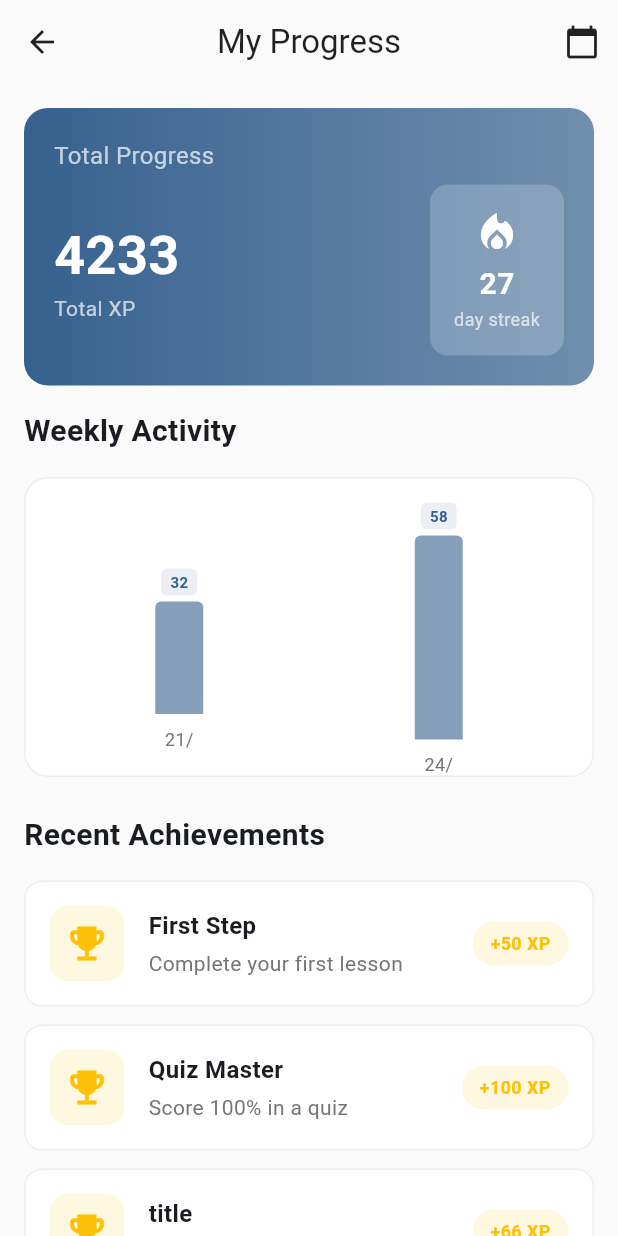
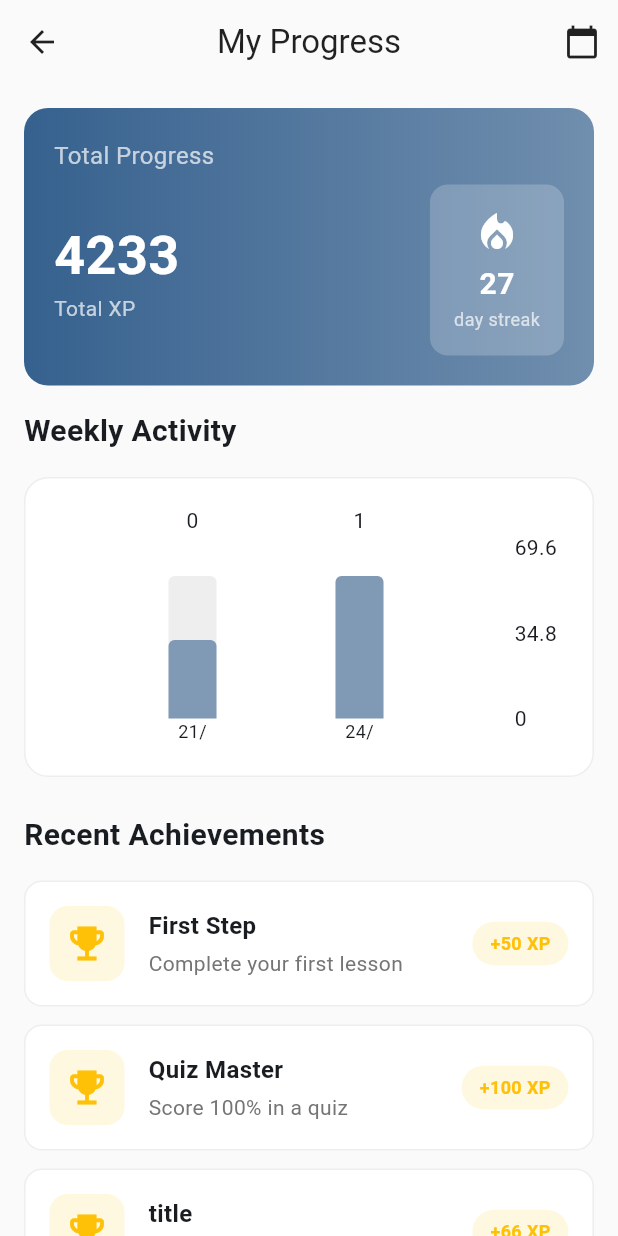
Before and after one commit to hr-shuvo/ezdu, a Flutter app: the ProfileView screen opened directly, on a phone screen of 412 x 824 dp. Run offline on Flutter 3.47's test engine with Material 3 defaults, Android fonts, the phone set to English and light mode, and no system bars; drawn by our look-alikes of fl_chart; our stand-ins replace dio, equatable, flutter_bloc, fpdart, get_it.

Commit message:
add progress | xp chart - fl chart

```diff
--- a/lib/features/profile/presentation/pages/profile_page.dart
+++ b/lib/features/profile/presentation/pages/profile_page.dart
@@ -2,9 +2,10 @@
 import 'package:ezdu/features/profile/domain/entities/achievement.dart';
 import 'package:ezdu/features/profile/domain/entities/progress.dart';
 import 'package:ezdu/features/profile/presentation/bloc/profile_bloc.dart';
-import 'package:ezdu/features/profile/presentation/widgets/progress_chart.dart';
 import 'package:flutter/material.dart';
 import 'package:flutter_bloc/flutter_bloc.dart';
+
+import '../widgets/xp_bar_chart.dart';
 
 class ProfilePage extends StatelessWidget {
   const ProfilePage({super.key});
@@ -108,9 +109,8 @@
                       ),
                     ),
                     const SizedBox(height: 16),
-                    ProgressChart(data: progress.weeklyData),
+                    XPBarChart(data: progress.weeklyData),
                     const SizedBox(height: 24),
-
                     // Achievements
                     const Text(
                       'Recent Achievements',
--- a/lib/features/profile/presentation/widgets/progress_chart.dart
+++ /dev/null
@@ -1,86 +0,0 @@
-import 'package:ezdu/features/profile/domain/entities/progress.dart';
-import 'package:flutter/material.dart';
-
-class ProgressChart extends StatelessWidget{
-  const ProgressChart({super.key, required this.data});
-
-  final List<DailyProgress> data;
-
-  @override
-  Widget build(BuildContext context) {
-    final maxXP = data.map((e) => e.xp).reduce((a, b) => a > b ? a : b);
-    const containerHeight = 200.0;
-    const verticalPadding = 16.0 * 2; // top + bottom
-    const textHeight = 20.0 + 12.0; // xp text + day text
-    final availableBarHeight = containerHeight - verticalPadding - textHeight;
-
-    return Container(
-      height: containerHeight,
-      padding: const EdgeInsets.all(16),
-      decoration: BoxDecoration(
-        color: Colors.white,
-        borderRadius: BorderRadius.circular(16),
-        border: Border.all(color: Colors.grey.shade200),
-      ),
-      child: Row(
-        mainAxisAlignment: MainAxisAlignment.spaceAround,
-        crossAxisAlignment: CrossAxisAlignment.end,
-        children: data.map((daily) {
-          final barHeight = maxXP > 0 ? (daily.xp / maxXP) * availableBarHeight : 0.0;
-          final isToday = daily.day == 'Today';
-
-          return Column(
-            mainAxisAlignment: MainAxisAlignment.end,
-            children: [
-              // XP label on top
-              if (daily.xp > 0)
-                Container(
-                  padding: const EdgeInsets.symmetric(horizontal: 6, vertical: 2),
-                  margin: const EdgeInsets.only(bottom: 4),
-                  decoration: BoxDecoration(
-                    color: Theme.of(context).primaryColor.withOpacity(0.1),
-                    borderRadius: BorderRadius.circular(4),
-                  ),
-                  child: Text(
-                    '${daily.xp}',
-                    style: TextStyle(
-                      fontSize: 10,
-                      fontWeight: FontWeight.bold,
-                      color: Theme.of(context).primaryColor,
-                    ),
-                  ),
-                ),
-
-              // Bar
-              Container(
-                width: 32,
-                height: barHeight,
-                decoration: BoxDecoration(
-                  color: isToday
-                      ? Theme.of(context).primaryColor
-                      : Theme.of(context).primaryColor.withOpacity(0.6),
-                  borderRadius: const BorderRadius.vertical(
-                    top: Radius.circular(4),
-                  ),
-                ),
-              ),
-
-              const SizedBox(height: 8),
-
-              // Day label
-              Text(
-                daily.day.substring(0, 3),
-                style: TextStyle(
-                  fontSize: 12,
-                  fontWeight: isToday ? FontWeight.bold : FontWeight.normal,
-                  color: isToday ? Theme.of(context).primaryColor : Colors.grey[600],
-                ),
-              ),
-            ],
-          );
-        }).toList(),
-      ),
-    );
-  }
-
-}
--- /dev/null
+++ b/lib/features/profile/presentation/widgets/xp_bar_chart.dart
@@ -0,0 +1,76 @@
+import 'package:ezdu/features/profile/domain/entities/progress.dart';
+import 'package:fl_chart/fl_chart.dart';
+import 'package:flutter/material.dart';
+
+class XPBarChart extends StatelessWidget {
+  const XPBarChart({super.key, required this.data});
+
+  final List<DailyProgress> data;
+
+  @override
+  Widget build(BuildContext context) {
+    if (data.isEmpty) return const SizedBox();
+
+    final maxXP = data.map((e) => e.xp).reduce((a, b) => a > b ? a : b);
+
+    return Container(
+      height: 200,
+      padding: const EdgeInsets.all(16),
+      decoration: BoxDecoration(
+        color: Colors.white,
+        borderRadius: BorderRadius.circular(16),
+        border: Border.all(color: Colors.grey.shade200),
+      ),
+      child: BarChart(
+        BarChartData(
+          maxY: maxXP.toDouble() * 1.2,
+          // leave some space for labels
+          barGroups: data.asMap().entries.map((entry) {
+            final index = entry.key;
+            final daily = entry.value;
+            final isToday = daily.day == 'Today';
+
+            return BarChartGroupData(
+              x: index,
+              barRods: [
+                BarChartRodData(
+                  toY: daily.xp.toDouble(),
+                  width: 32,
+                  color: isToday
+                      ? Theme.of(context).primaryColor
+                      : Theme.of(context).primaryColor.withOpacity(0.6),
+                  borderRadius: const BorderRadius.vertical(
+                    top: Radius.circular(4),
+                  ),
+                  backDrawRodData: BackgroundBarChartRodData(
+                    show: true,
+                    toY: maxXP.toDouble(),
+                    color: Colors.grey.shade200,
+                  ),
+                ),
+              ],
+            );
+          }).toList(),
+          titlesData: FlTitlesData(
+            bottomTitles: AxisTitles(
+              sideTitles: SideTitles(
+                showTitles: true,
+                getTitlesWidget: (value, meta) {
+                  final daily = data[value.toInt()];
+                  return Text(
+                    daily.day.substring(0, 3),
+                    style: const TextStyle(fontSize: 12),
+                  );
+                },
+              ),
+            ),
+            leftTitles: AxisTitles(sideTitles: SideTitles(showTitles: false)),
+          ),
+          gridData: FlGridData(show: false),
+          borderData: FlBorderData(show: false),
+        ),
+        swapAnimationDuration: const Duration(milliseconds: 500),
+      ),
+    );
+  }
+}
--- a/pubspec.yaml
+++ b/pubspec.yaml
@@ -39,6 +39,7 @@
   fpdart: ^1.1.1
   get_it: ^8.2.0
   dio: ^5.9.0
+  fl_chart: ^1.1.1
 
 dev_dependencies:
   flutter_test:
```
